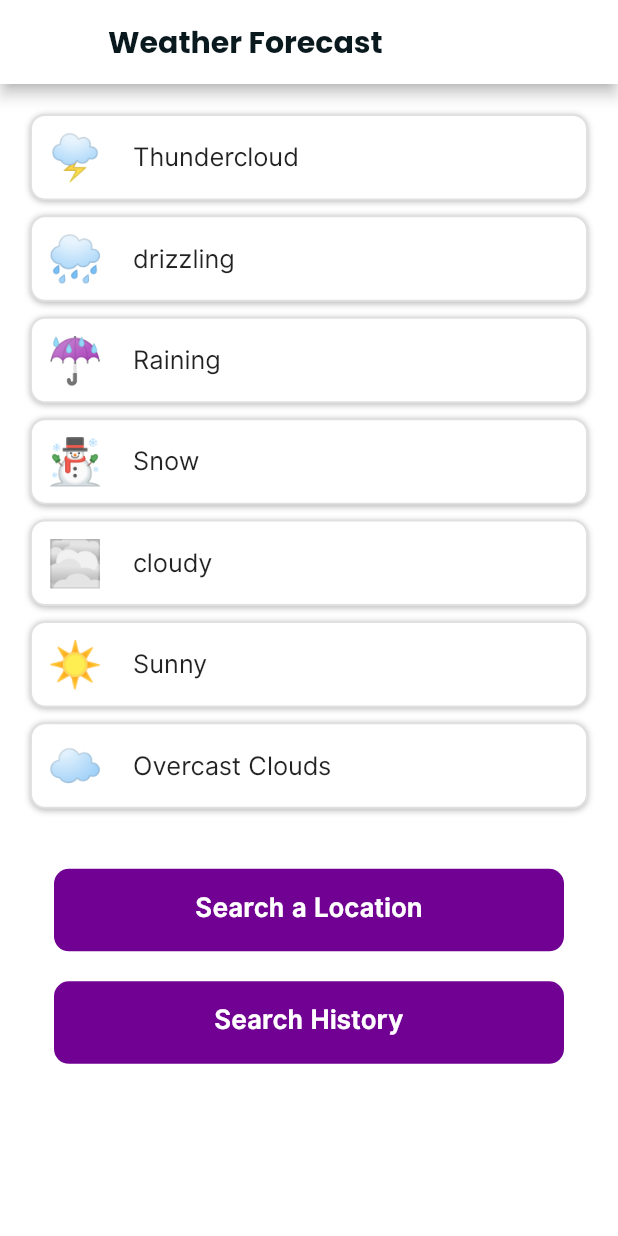
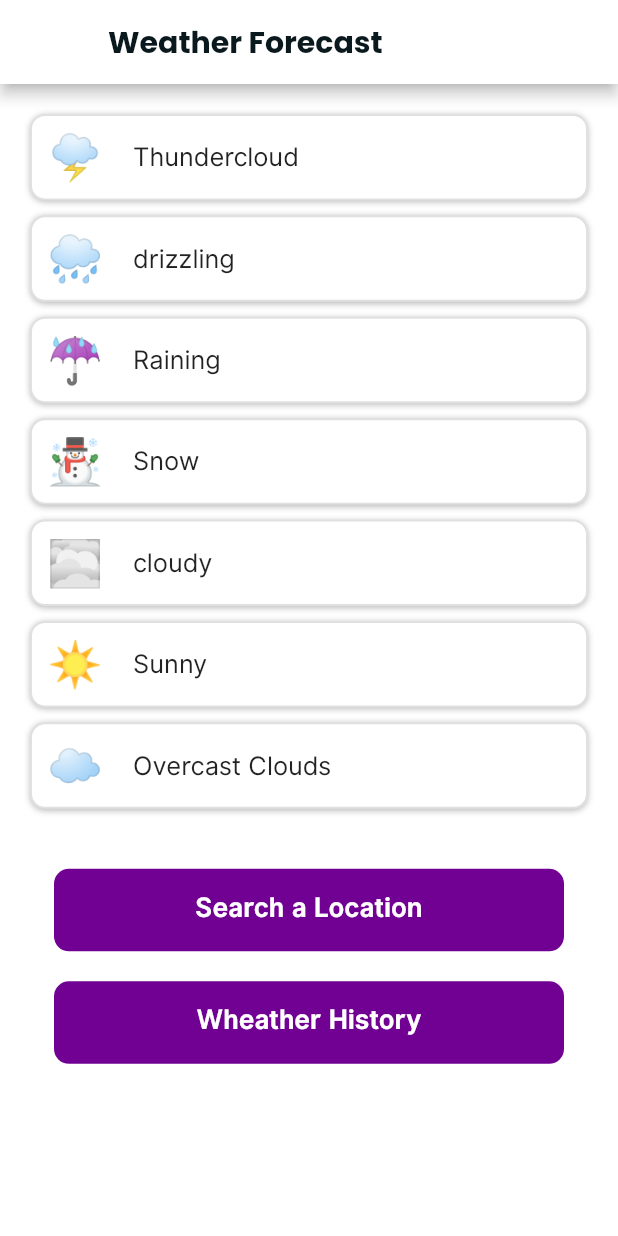
Before and after one commit to emmanueledem/worlad, a Flutter app: the WeatherMain screen opened directly, on a phone screen of 412 x 824 dp. Run offline on Flutter 3.47's test engine with Material 2 defaults, Android fonts, the phone set to English and light mode, and no system bars; our stand-ins replace analog_clock, gap, modal_progress_hud_nsn.

Commit message:
search weather screen

```diff
--- a/lib/app/widgets/busy_button.dart
+++ b/lib/app/widgets/busy_button.dart
@@ -0,0 +1,43 @@
+import 'package:flutter/material.dart';
+import 'package:worlad/app/shared/colors.dart';
+
+// ignore: must_be_immutable
+class AppBusyButton extends StatelessWidget {
+  AppBusyButton({
+    Key? key,
+    required this.butttonText,
+    required this.onpressed,
+  }) : super(key: key);
+
+  VoidCallback onpressed;
+  String butttonText;
+
+  @override
+  Widget build(BuildContext context) {
+    return InkWell(
+      onTap: onpressed,
+      child: Container(
+        width: 340,
+        height: 55,
+        decoration: BoxDecoration(
+          color: AppColor.appColour,
+          borderRadius: BorderRadius.circular(
+            10,
+          ),
+        ),
+        child: Padding(
+          padding: const EdgeInsets.symmetric(vertical: 15),
+          child: Text(
+            butttonText.toString(),
+            style: const TextStyle(
+                fontFamily: 'Inter',
+                color: Color(0xffFFFFFF),
+                fontSize: 18.0,
+                fontWeight: FontWeight.w600),
+            textAlign: TextAlign.center,
+          ),
+        ),
+      ),
+    );
+  }
+}
--- /dev/null
+++ b/lib/core/navigators/custom_page_route.dart
@@ -0,0 +1,36 @@
+import 'package:flutter/material.dart';
+
+class CustomPageRoute extends PageRouteBuilder {
+  final Widget child;
+  final AxisDirection direction;
+  CustomPageRoute({required this.child, required this.direction})
+      : super(
+          // transitionDuration: const Duration(seconds: 1),
+          // reverseTransitionDuration: Duration(seconds: 1),
+          pageBuilder: (context, animation, secondaryAnimation) => child,
+        );
+  // @override
+  // Widget buildTransitions(BuildContext context, Animation<double> animation,
+  //         Animation<double> secondaryAnimation, Widget child) =>
+  //     ScaleTransition(scale: animation, child: child);
+  @override
+  Widget buildTransitions(BuildContext context, Animation<double> animation,
+          Animation<double> secondaryAnimation, Widget child) =>
+      SlideTransition(
+        position: Tween<Offset>(begin: getBeginPosition(), end: Offset.zero)
+            .animate(animation),
+        child: child,
+      );
+  Offset getBeginPosition() {
+    switch (direction) {
+      case AxisDirection.up:
+        return const Offset(0, 1);
+      case AxisDirection.down:
+        return const Offset(0, -1);
+      case AxisDirection.right:
+        return const Offset(-1, 0);
+      case AxisDirection.left:
+        return const Offset(1, 0);
+    }
+  }
+}
--- a/lib/features/weather/presentation/pages/weather_main.dart
+++ b/lib/features/weather/presentation/pages/weather_main.dart
@@ -1,7 +1,10 @@
 import 'package:flutter/material.dart';
 import 'package:gap/gap.dart';
-import 'package:worlad/app/shared/colors.dart';
+import 'package:worlad/app/widgets/busy_button.dart';
 import 'package:worlad/app/widgets/weather_condition_icons.dart';
+import 'package:worlad/core/navigators/custom_page_route.dart';
+import 'package:worlad/features/weather/presentation/pages/weather_history.dart';
+import 'package:worlad/features/weather/presentation/pages/weather_search.dart';
 
 class WeatherMain extends StatefulWidget {
   const WeatherMain({Key? key}) : super(key: key);
@@ -48,50 +51,22 @@ class _WeatherMainState extends State<WeatherMain> {
                 WeatherConditionIcons(
                     icon: '☁️', description: 'Overcast Clouds'),
                 const Gap(40),
-                Container(
-                  width: 340,
-                  height: 55,
-                  decoration: BoxDecoration(
-                    color: AppColor.appColour,
-                    borderRadius: BorderRadius.circular(
-                      10,
-                    ),
-                  ),
-                  child: const Padding(
-                    padding: EdgeInsets.symmetric(vertical: 15),
-                    child: Text(
-                      'Search a Location',
-                      style: TextStyle(
-                          fontFamily: 'Inter',
-                          color: Color(0xffFFFFFF),
-                          fontSize: 18.0,
-                          fontWeight: FontWeight.w600),
-                      textAlign: TextAlign.center,
-                    ),
-                  ),
+                AppBusyButton(
+                  butttonText: 'Search a Location',
+                  onpressed: () {
+                    Navigator.of(context).push(CustomPageRoute(
+                        direction: AxisDirection.up,
+                        child: const WeatherSearch()));
+                  },
                 ),
                 const Gap(20),
-                Container(
-                  width: 340,
-                  height: 55,
-                  decoration: BoxDecoration(
-                    color: AppColor.appColour,
-                    borderRadius: BorderRadius.circular(
-                      10,
-                    ),
-                  ),
-                  child: const Padding(
-                    padding: EdgeInsets.symmetric(vertical: 15),
-                    child: Text(
-                      'Search History',
-                      style: TextStyle(
-                          fontFamily: 'Inter',
-                          color: Color(0xffFFFFFF),
-                          fontSize: 18.0,
-                          fontWeight: FontWeight.w600),
-                      textAlign: TextAlign.center,
-                    ),
-                  ),
+                AppBusyButton(
+                  butttonText: 'Wheather History',
+                  onpressed: () {
+                    Navigator.of(context).push(CustomPageRoute(
+                        direction: AxisDirection.up,
+                        child: const WeatherHistory()));
+                  },
                 ),
                 const Gap(100),
               ],
```
Also changed, not shown: lib/app/shared/shared_styles.dart (+35 -0 lines), lib/features/weather/presentation/pages/weather_search.dart (+98 -2 lines).
